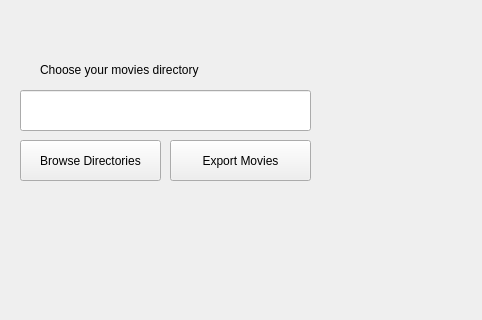
Qt form form.ui (verociraptor/movie-sorter) before a commit; both pictures show x 321 to 803 and y 131 to 451 of the 803 by 609 pixel window.
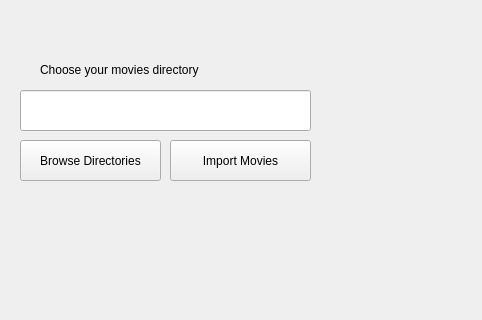
The same form after that commit.

Commit message: removed code redundacies , improved naming all instances of export changed with import

What changed in the file:
```diff
--- a/form.ui
+++ b/form.ui
@@ -131,7 +131,7 @@
         </rect>
        </property>
        <property name="text">
-        <string>Export Movies</string>
+        <string>Import Movies</string>
        </property>
       </widget>
       <widget class="QLineEdit" name="dirPath">
```
Left out of the diff: 2 changed lines with no effect on the pictures. The commit also changes 1 other file.
